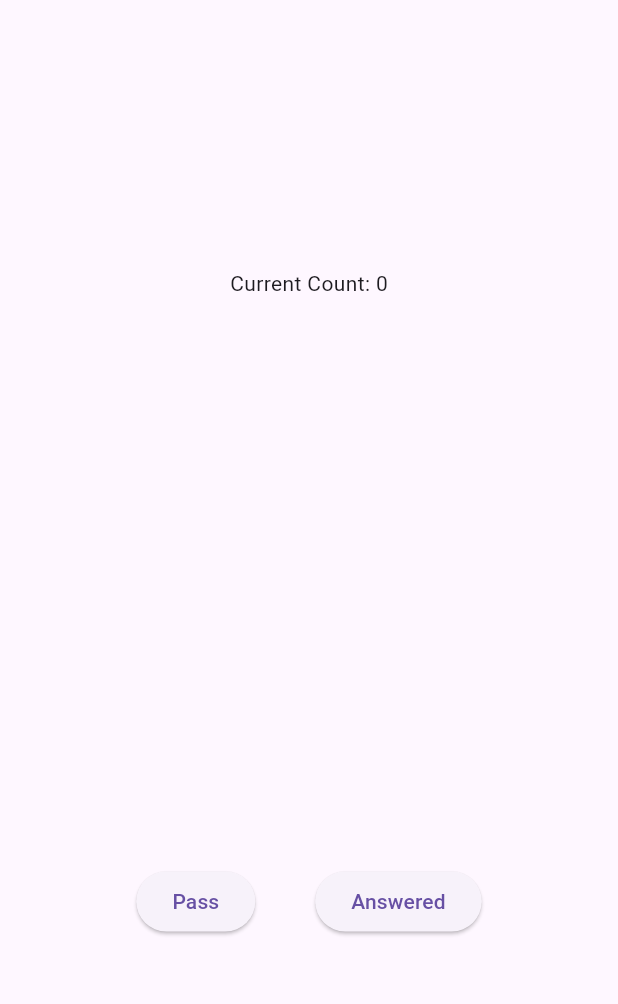
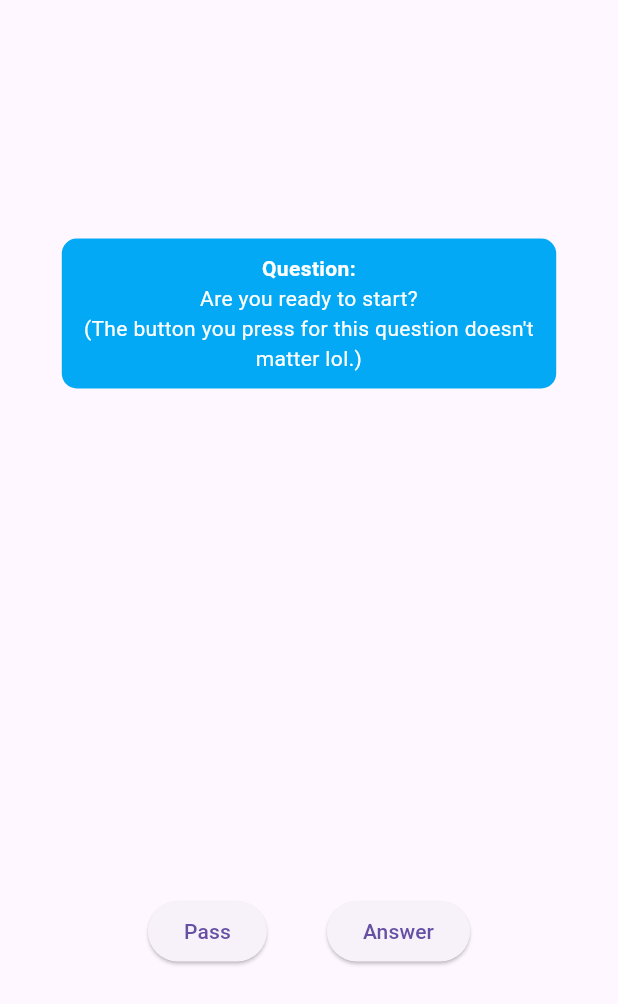
Before and after one commit to noduh/Convo-Cards, a Flutter app: the screen it shows after launch, on a phone screen of 412 x 824 dp. Shown: the top 1004 px of the screen. Run offline on Flutter 3.47's test engine with Material 3 defaults, Android fonts, the phone set to English and light mode, and no system bars.

Commit message:
added main logic and basic styling

```diff
--- a/lib/main.dart
+++ b/lib/main.dart
@@ -29,7 +29,9 @@ class _MainAppState extends State<MainApp> {
     Question("What is your absolute favorite way to spend a rainy day?"),
   });
 
-  var _counter = 0;
+  Question currentQuestion = Question(
+    "Are you ready to start?\n(The button you press for this question doesn't matter lol.)",
+  );
 
   @override
   Widget build(BuildContext context) {
@@ -39,16 +41,44 @@ class _MainAppState extends State<MainApp> {
           child: Column(
             mainAxisAlignment: MainAxisAlignment.spaceAround,
             children: [
-              Text("Current Count: $_counter"),
+              Container(
+                decoration: BoxDecoration(
+                  color: Colors.lightBlue,
+                  borderRadius: BorderRadius.circular(10),
+                ),
+                width: MediaQuery.sizeOf(context).width * 0.8,
+                child: Padding(
+                  padding: EdgeInsetsGeometry.all(10),
+                  child: Column(
+                    mainAxisAlignment: MainAxisAlignment.center,
+                    children: [
+                      Text(
+                        "Question:",
+                        style: TextStyle(
+                          color: Colors.white,
+                          fontWeight: FontWeight.bold,
+                        ),
+                        textAlign: TextAlign.center,
+                      ),
+                      Text(
+                        currentQuestion.questionText,
+                        style: TextStyle(color: Colors.white),
+                        textAlign: TextAlign.center,
+                      ),
+                    ],
+                  ),
+                ),
+              ),
               Row(
                 mainAxisAlignment: MainAxisAlignment.center,
                 children: [
                   Container(
                     padding: EdgeInsets.all(20),
                     child: ElevatedButton(
+                      // pass button
                       onPressed: () {
                         setState(() {
-                          _counter--;
+                          currentQuestion = questionsList.getRandomQuestion();
                         });
                       },
                       child: Text("Pass"),
@@ -57,12 +87,14 @@ class _MainAppState extends State<MainApp> {
                   Container(
                     padding: EdgeInsets.all(20),
                     child: ElevatedButton(
+                      // answer button
                       onPressed: () {
                         setState(() {
-                          _counter++;
+                          currentQuestion.answer(null);
+                          currentQuestion = questionsList.getRandomQuestion();
                         });
                       },
-                      child: Text("Answered"),
+                      child: Text("Answer"),
                     ),
                   ),
                 ],
@@ -85,7 +117,7 @@ class Question {
   String? get answerText => _answerText;
 
   Question(this._questionText);
-  void answer(String answer) {
+  void answer(String? answer) {
     if (!_answered) {
       _answerText = answer;
       _answered = true;
```
